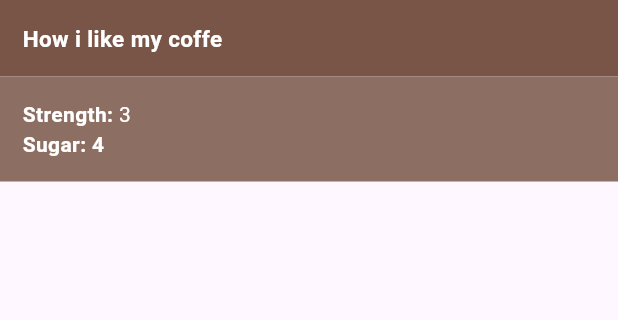
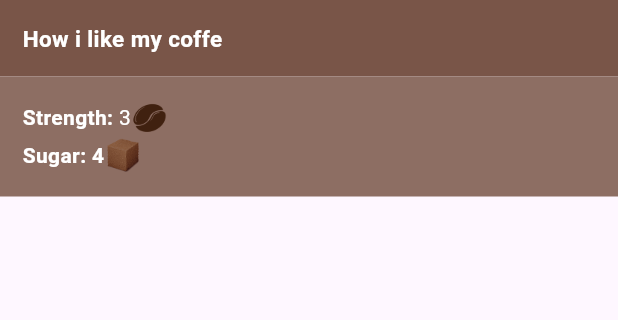
Before and after one commit to Salahudin-cloud/flutter-crash-course, a Flutter app: the screen it shows after launch, on a phone screen of 412 x 824 dp, the part 84-404 px from its top. Run offline on Flutter 3.47's test engine with Material 3 defaults, Android fonts, the phone set to English and light mode, and no system bars.

Commit message:
learn/img

```diff
--- a/lib/coffee_prefs.dart
+++ b/lib/coffee_prefs.dart
@@ -5,37 +5,47 @@ class CoffeePrefs extends StatelessWidget {
 
   @override
   Widget build(BuildContext context) {
-    return const Column(
+    return Column(
       children: [
         Row(
           children: [
-            Text(
+            const Text(
               "Strength: ",
               style:
                   TextStyle(color: Colors.white, fontWeight: FontWeight.bold),
             ),
-            Text(
+            const Text(
               "3",
               style: TextStyle(color: Colors.white),
             ),
-            SizedBox(
+            Image.asset('assets/img/coffee_bean.png',
+                width: 25,
+                color: Colors.brown[400],
+                colorBlendMode: BlendMode.multiply),
+            const SizedBox(
               width: 50,
             )
           ],
         ),
         Row(
           children: [
-            Text(
+            const Text(
               "Sugar: ",
               style:
                   TextStyle(color: Colors.white, fontWeight: FontWeight.bold),
             ),
-            Text(
+            const Text(
               "4",
               style:
                   TextStyle(color: Colors.white, fontWeight: FontWeight.bold),
             ),
-            SizedBox(
+            Image.asset(
+              "assets/img/sugar_cube.png",
+              width: 25,
+              color: Colors.brown[400],
+              colorBlendMode: BlendMode.multiply,
+            ),
+            const SizedBox(
               width: 50,
             )
           ],
```
Also changed, not shown: pubspec.yaml (+4 -3 lines), assets/img/coffee_bean.png (added), assets/img/sugar_cube.png (added), 1 other file.
